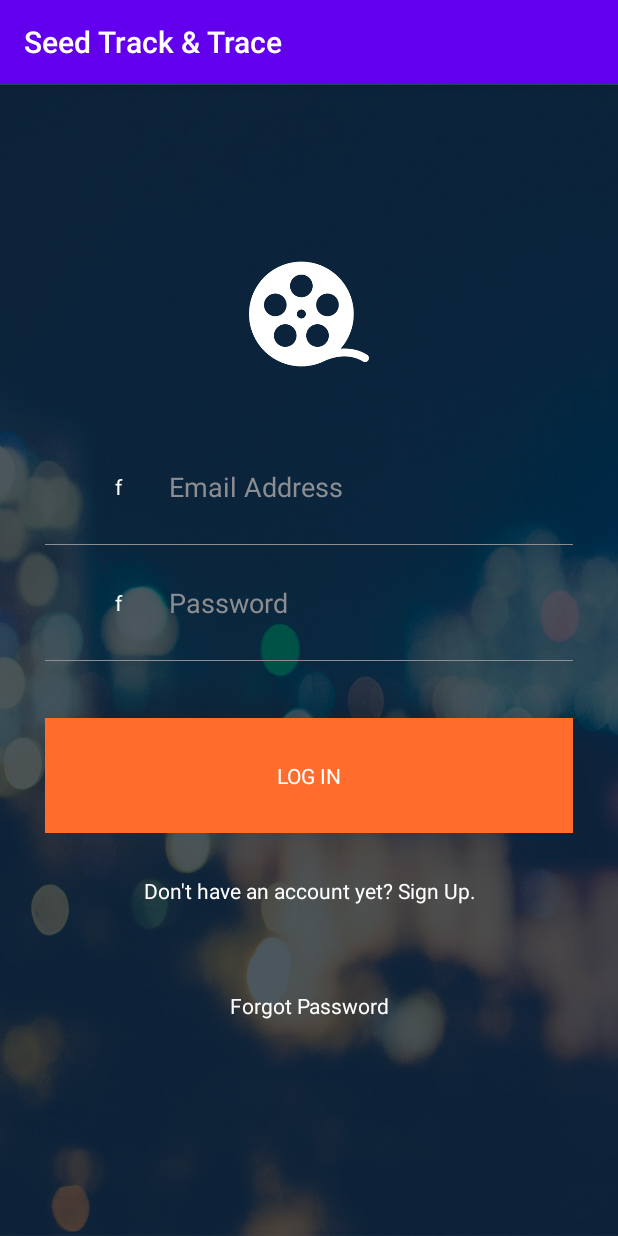
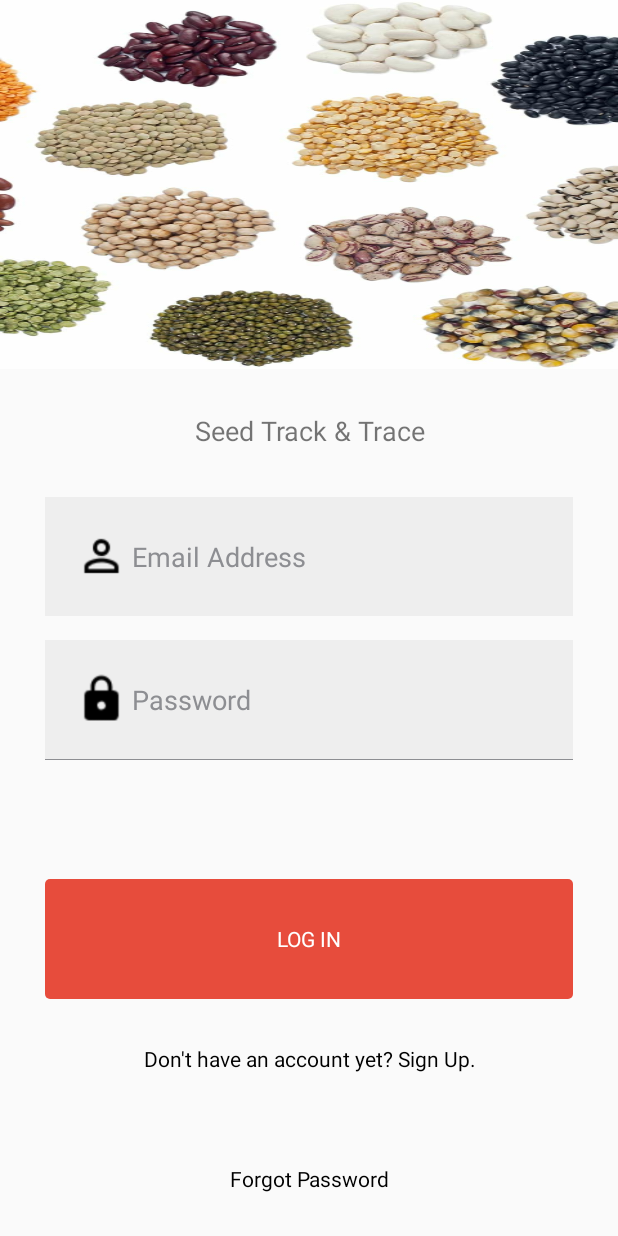
Before and after one commit to janepounds/STTS, an Android app: the SignInActivity screen opened directly, with no data from a screen before it, on a phone screen of 412 x 824 dp. Run offline under Robolectric (Android 15) with nearby library versions, the phone set to English and light mode, and no system bars; our stand-ins replace Firebase (no records; nobody signed in at launch, a user with empty details on screens opened directly); Roboto replaces fonts that are not available here.

Commit message:
redesigned the login interface

```diff
--- a/app/src/main/java/com/example/seedtrackingtracing/SignInActivity.java
+++ b/app/src/main/java/com/example/seedtrackingtracing/SignInActivity.java
@@ -9,6 +9,7 @@ import android.text.TextUtils;
 import android.view.View;
 import android.widget.Button;
 import android.widget.EditText;
+import android.widget.ProgressBar;
 import android.widget.TextView;
 import android.widget.Toast;
 
@@ -21,20 +22,24 @@ public class SignInActivity extends AppCompatActivity {
     private EditText SignInMail, SignInPass;
     private FirebaseAuth auth;
     private TextView SignInButton, signuptxt, resetPassword;
+    private ProgressBar progressBar;
 
     @Override
     protected void onCreate(Bundle savedInstanceState) {
         super.onCreate(savedInstanceState);
         setContentView(R.layout.activity_sign_in);
+        getSupportActionBar().hide();
         auth = FirebaseAuth.getInstance();
         SignInMail = (EditText) findViewById(R.id.usernameedt);
         SignInPass = (EditText) findViewById(R.id.passwordedt);
         SignInButton = (TextView) findViewById(R.id.signinbtn);
         signuptxt = (TextView) findViewById(R.id.registertv);
         resetPassword = (TextView) findViewById(R.id.resetPasswordTv);
+        progressBar = (ProgressBar) findViewById(R.id.progressBar);
         SignInButton.setOnClickListener(new View.OnClickListener() {
             @Override
             public void onClick(View v) {
+                progressBar.setVisibility(View.VISIBLE);
                 String email = SignInMail.getText().toString();
                 final String password = SignInPass.getText().toString();
                 if (TextUtils.isEmpty(email)) {
@@ -52,14 +57,16 @@ public class SignInActivity extends AppCompatActivity {
                             public void onComplete(@NonNull Task<AuthResult> task) {
                                 if (!task.isSuccessful()) {
                                     // there was an error
+                                    progressBar.setVisibility(View.GONE);
                                     if (password.length() < 8) {
                                         Toast.makeText(getApplicationContext(), "Password must be more than 8 digit", Toast.LENGTH_SHORT).show();
                                     } else {
-                                        Toast.makeText(getApplicationContext(), "Error", Toast.LENGTH_SHORT).show();
+                                        Toast.makeText(getApplicationContext(), "Error, please check your username and password", Toast.LENGTH_SHORT).show();
                                     }
                                 } else {
                                     Intent intent = new Intent(SignInActivity.this, MainActivity.class);
                                     startActivity(intent);
+                                    progressBar.setVisibility(View.GONE);
                                     finish();
                                 }
                             }
--- a/app/src/main/res/layout/activity_sign_in.xml
+++ b/app/src/main/res/layout/activity_sign_in.xml
@@ -4,45 +4,35 @@
     xmlns:tools="http://schemas.android.com/tools"
     android:layout_width="match_parent"
     android:layout_height="match_parent"
-    android:background="@drawable/blurbg"
     android:orientation="vertical"
     android:weightSum="10"
     tools:context=".SignInActivity">
 
-    <RelativeLayout
-        android:layout_width="match_parent"
-        android:layout_height="0dp"
-        android:layout_weight="1">
 
-        <TextView
-            android:id="@+id/backicon"
-            android:layout_width="wrap_content"
-            android:layout_height="wrap_content"
-            android:layout_alignParentStart="true"
-            android:layout_alignParentLeft="true"
-            android:layout_centerVertical="true"
-            android:layout_gravity="left|center"
-            android:layout_marginLeft="15dp"
-            android:textColor="#ffffff"
-            android:textSize="@dimen/back" />
-
-
-    </RelativeLayout>
 
     <LinearLayout
         android:layout_width="match_parent"
         android:layout_height="0dp"
-        android:layout_weight="2"
+        android:layout_weight="3"
         android:gravity="center">
 
         <ImageView
-            android:layout_width="80dp"
-            android:layout_height="80dp"
-            android:src="@drawable/movie" />
+            android:layout_width="match_parent"
+            android:layout_height="match_parent"
+            android:scaleType="fitXY"
+            android:src="@drawable/seedsbg" />
 
     </LinearLayout>
 
-
+    <TextView
+        android:layout_width="match_parent"
+        android:layout_height="0dp"
+        android:layout_gravity="center"
+        android:layout_marginBottom="3dp"
+        android:layout_weight="1"
+        android:gravity="center"
+        android:text="@string/app_name"
+        android:textSize="18sp" />
     <LinearLayout
         android:layout_width="match_parent"
         android:layout_height="0dp"
@@ -57,20 +47,22 @@
             android:layout_width="match_parent"
             android:layout_height="0dp"
             android:layout_weight="1"
+            android:layout_marginBottom="8dp"
             android:gravity="center"
+            android:background="@color/lightGrey"
             android:orientation="horizontal"
             android:weightSum="10">
 
 
-            <TextView
+            <ImageView
                 android:id="@+id/usernameicon"
                 android:layout_width="0dp"
-                android:layout_height="match_parent"
-                android:layout_marginLeft="15dp"
-                android:layout_weight="2"
+                android:layout_height="wrap_content"
+                android:layout_marginLeft="3dp"
+                android:layout_marginRight="3dp"
+                android:layout_weight="1"
                 android:gravity="center"
-                android:text="f"
-                android:textColor="#ffffff" />
+                android:src="@drawable/baseline_perm_identity_black_18dp" />
 
             <EditText
                 android:id="@+id/usernameedt"
@@ -80,7 +72,46 @@
                 android:background="@null"
                 android:gravity="center|left"
                 android:hint="Email Address"
-                android:textColor="#ffffff"
+                android:textColor="@android:color/black"
+                android:textColorHint="#8d8e92" />
+
+
+        </LinearLayout>
+
+
+
+        <LinearLayout
+            android:layout_width="match_parent"
+            android:layout_height="0dp"
+            android:layout_weight="1"
+            android:gravity="center"
+            android:layout_marginTop="8dp"
+            android:background="@color/lightGrey"
+            android:orientation="horizontal"
+            android:weightSum="10">
+
+
+            <ImageView
+                android:id="@+id/passwordicon"
+                android:layout_width="0dp"
+                android:layout_height="wrap_content"
+                android:layout_marginLeft="3dp"
+                android:layout_marginRight="3dp"
+                android:layout_weight="1"
+                android:gravity="center"
+                android:src="@drawable/baseline_lock_black_18dp"
+                android:text="@string/fa_lock" />
+
+            <EditText
+                android:id="@+id/passwordedt"
+                android:layout_width="0dp"
+                android:layout_height="match_parent"
+                android:layout_weight="8"
+                android:background="@null"
+                android:gravity="center|left"
+                android:hint="Password"
+                android:inputType="textPassword"
+                android:textColor="@android:color/black"
                 android:textColorHint="#8d8e92" />
 
 
@@ -99,52 +130,21 @@
             android:orientation="horizontal"
             android:weightSum="10">
 
-
-            <TextView
-                android:id="@+id/passwordicon"
-                android:layout_width="0dp"
-                android:layout_height="match_parent"
-                android:layout_marginLeft="15dp"
-                android:layout_weight="2"
-                android:gravity="center"
-                android:text="f"
-                android:textColor="#ffffff" />
-
-            <EditText
-                android:id="@+id/passwordedt"
-                android:layout_width="0dp"
-                android:layout_height="match_parent"
-                android:layout_weight="8"
-                android:background="@null"
-                android:gravity="center|left"
-                android:hint="Password"
-                android:inputType="textPassword"
-                android:textColor="#ffffff"
-                android:textColorHint="#8d8e92" />
-
-
-        </LinearLayout>
-
-        <View
-            android:layout_width="match_parent"
-            android:layout_height="0.5dp"
-            android:background="#8d8e92" />
-
-        <LinearLayout
-            android:layout_width="match_parent"
-            android:layout_height="0dp"
-            android:layout_weight="0.5"
-            android:gravity="center"
-            android:orientation="horizontal"
-            android:weightSum="10">
-
+            <ProgressBar
+                android:id="@+id/progressBar"
+                android:layout_width="30dp"
+                android:layout_height="30dp"
+                android:layout_gravity="center|bottom"
+                android:layout_marginBottom="20dp"
+                android:visibility="gone"
+                tools:ignore="MissingConstraints" />
         </LinearLayout>
 
         <LinearLayout
             android:layout_width="match_parent"
             android:layout_height="0dp"
             android:layout_weight="1"
-            android:background="#ff6c2c"
+            android:background="@drawable/buttonround"
             android:gravity="center"
             android:orientation="horizontal"
             android:weightSum="10">
@@ -175,7 +175,7 @@
                 android:layout_height="match_parent"
                 android:gravity="center"
                 android:text="Don't have an account yet? Sign Up."
-                android:textColor="#ffffff" />
+                android:textColor="@android:color/black" />
 
         </LinearLayout>
 
@@ -193,7 +193,7 @@
                 android:layout_height="match_parent"
                 android:gravity="center"
                 android:text="Forgot Password"
-                android:textColor="#ffffff" />
+                android:textColor="@android:color/black" />
 
         </LinearLayout>
 
--- a/app/src/main/res/values/colors.xml
+++ b/app/src/main/res/values/colors.xml
@@ -3,4 +3,5 @@
     <color name="colorPrimary">#6200EE</color>
     <color name="colorPrimaryDark">#3700B3</color>
     <color name="colorAccent">#03DAC5</color>
+    <color name="lightGrey">#eeeeee</color>
 </resources>
--- a/app/src/main/res/values/strings.xml
+++ b/app/src/main/res/values/strings.xml
@@ -3,6 +3,7 @@
     <string name="seed_tracking_tracing"><![CDATA[Seed Track & Trace]]></string>
     <string name="fa_check_square_o">&#xf046;</string>
     <string name="fa_clock_o">&#xf017;</string>
+    <string name="fa_lock">&#xf023;</string>
     <string name="fa_star">&#xf005;</string>
     <string name="fa_thumbs_up">&#xf164;</string>
     <string name="fa_comment">&#xf075;</string>
```
Also changed, not shown: app/src/main/res/drawable-v24/baseline_lock_black_18dp.png (added), app/src/main/res/drawable-v24/baseline_perm_identity_black_18dp.png (added), app/src/main/res/drawable/baseline_lock_black_18dp.png (added), app/src/main/res/drawable/baseline_perm_identity_black_18dp.png (added).
